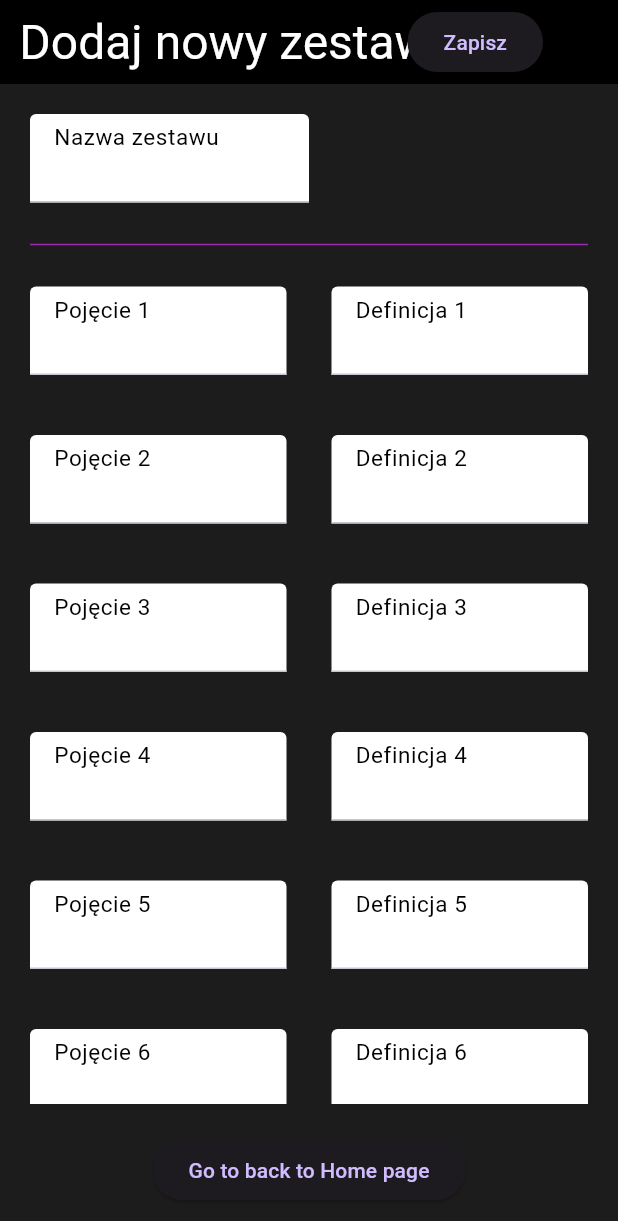
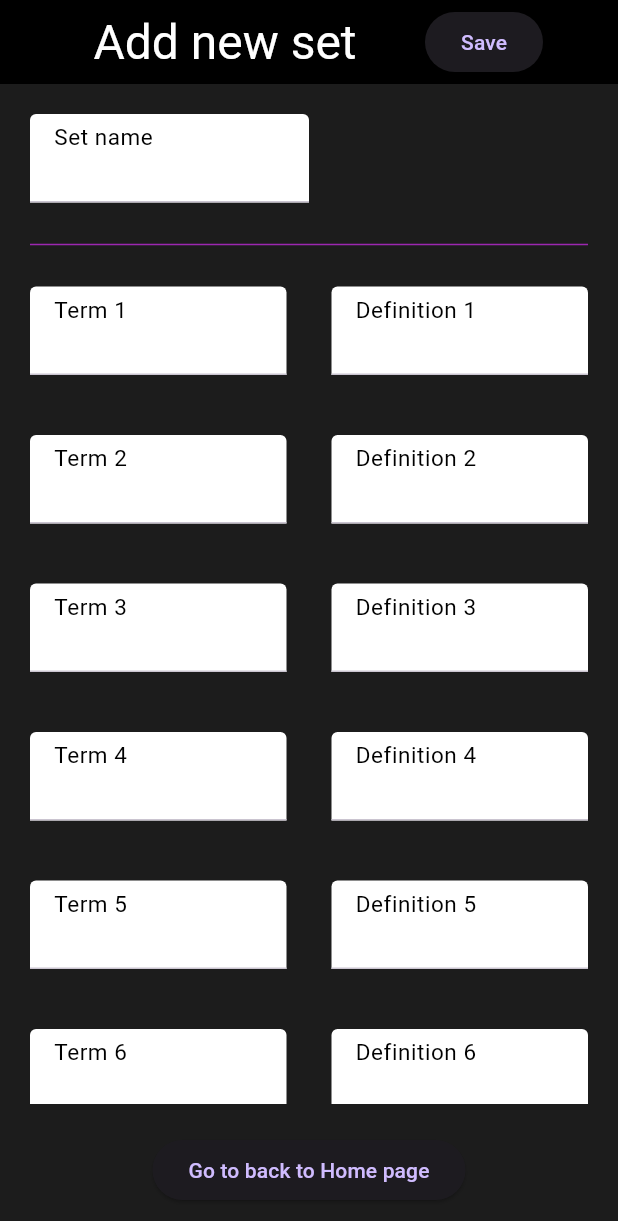
Before and after one commit to b0mbix/pis24z-flashcards-app, a Flutter app: the screen it shows after launch, after a tap on the "add" icon, on a phone screen of 412 x 824 dp. Shown: the top 1221 px of the screen. Run offline on Flutter 3.47's test engine with Material 3 defaults, Android fonts, the phone set to English and light mode, and no system bars; our stand-ins replace dio, get_it; network calls fail.

Commit message:
fixing language inconsistencies

```diff
--- a/src/gui/flashcards/lib/presentation/add_set.dart
+++ b/src/gui/flashcards/lib/presentation/add_set.dart
@@ -25,7 +25,7 @@ class _AddSetState extends State<AddSet> {
       appBar: AppBar(
         leading: Center(
           child: Text(
-            "Dodaj nowy zestaw",
+            "Add new set",
             style: Theme.of(context)
                 .textTheme
                 .headlineLarge!
@@ -34,7 +34,7 @@ class _AddSetState extends State<AddSet> {
         ),
         actions: [
           ElevatedButton(
-            child: const Text("Zapisz"),
+            child: const Text("Save"),
             onPressed: () async {
               formKey.currentState!.save();
               setData["cards"] =
@@ -76,7 +76,7 @@ class _AddSetState extends State<AddSet> {
                   children: [
                     Expanded(
                         child: MyFormField(
-                      name: "Nazwa zestawu",
+                      name: "Set name",
                       customOnSaved: (newValue) {
                         setData["name"] = newValue;
                       },
@@ -101,7 +101,7 @@ class _AddSetState extends State<AddSet> {
                           children: [
                             Expanded(
                                 child: MyFormField(
-                              name: "Pojęcie ${index + 1}",
+                              name: "Term ${index + 1}",
                               customOnSaved: (newValue) {
                                 if (cardsData[index] == null) {
                                   cardsData[index] = {"term": newValue};
@@ -115,7 +115,7 @@ class _AddSetState extends State<AddSet> {
                             ),
                             Expanded(
                                 child: MyFormField(
-                              name: "Definicja ${index + 1}",
+                              name: "Definition ${index + 1}",
                               customOnSaved: (newValue) {
                                 if (cardsData[index] == null) {
                                   cardsData[index] = {"definition": newValue};
--- a/src/gui/flashcards/lib/presentation/home_page.dart
+++ b/src/gui/flashcards/lib/presentation/home_page.dart
@@ -73,7 +73,7 @@ class _HomePageState extends State<HomePage> {
       appBar: AppBar(
         leading: Center(
           child: Text(
-            "Twoje zestawy",
+            "Your sets",
             style: Theme.of(context)
                 .textTheme
                 .headlineLarge!
```
